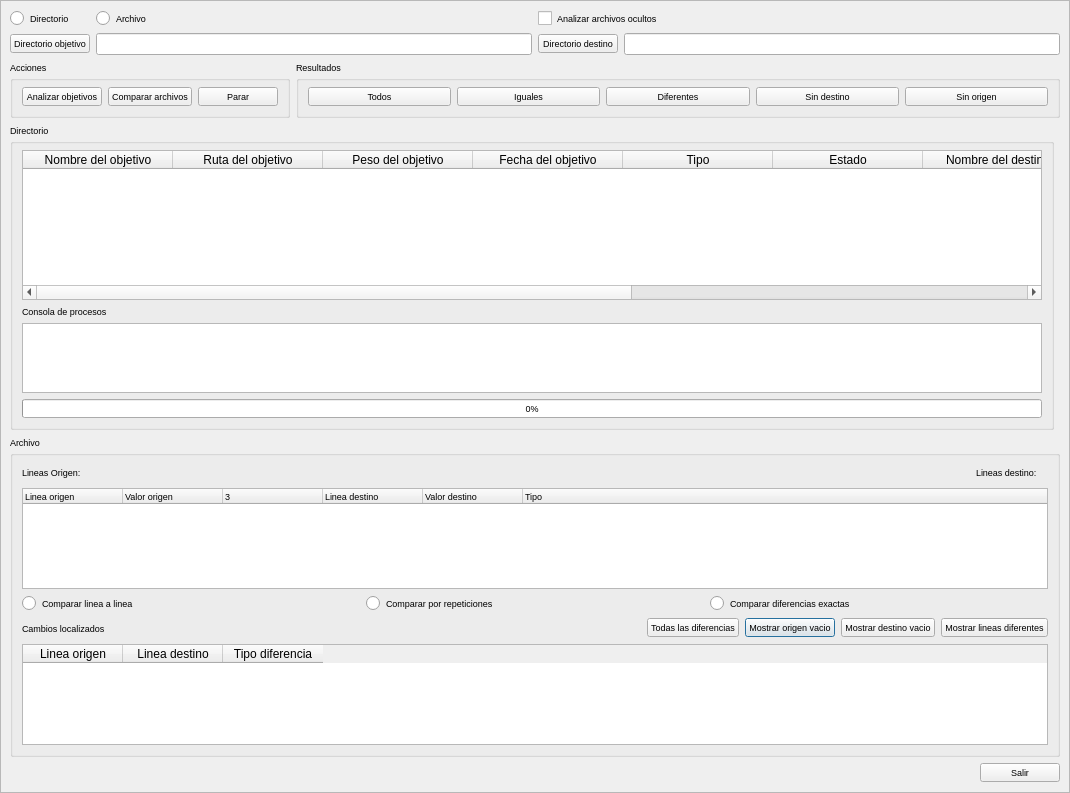
The window that comparador.ui (kapyderi/recoverdrake-v3) describes before a commit, drawn with Qt 5.
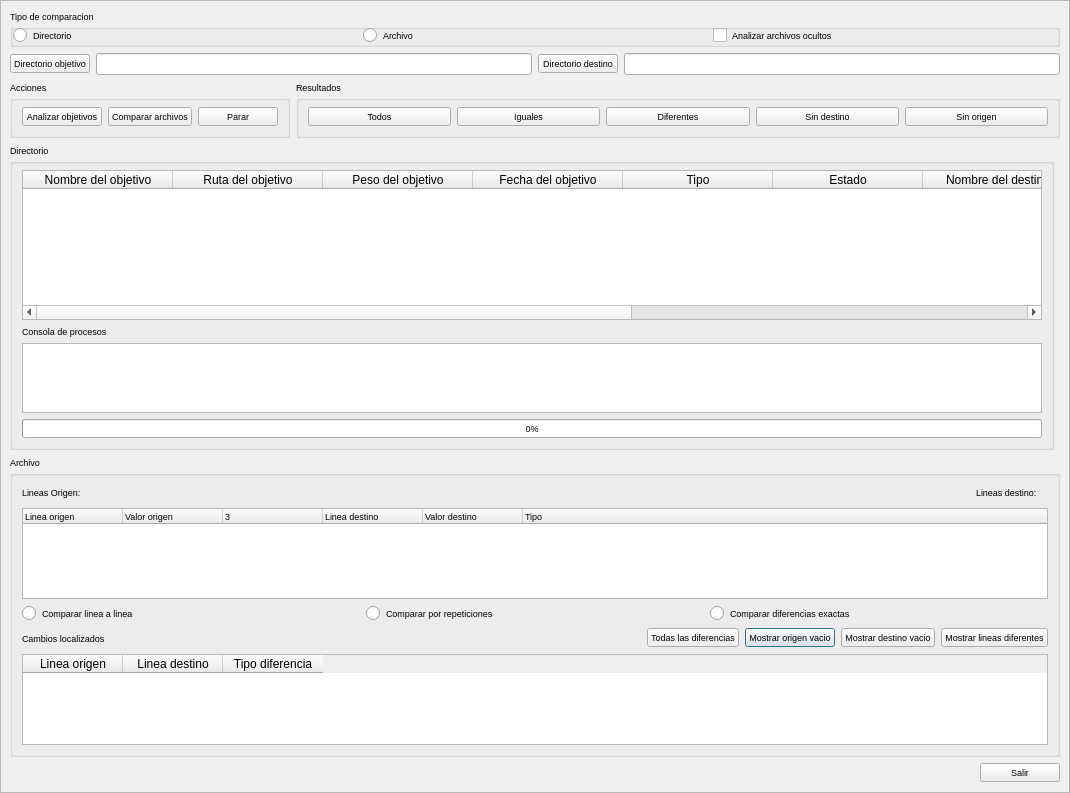
The same window after the commit. Icons and pictures are not drawn.

```diff
--- a/comparador.ui
+++ b/comparador.ui
@@ -52,7 +52,7 @@
         <x>0</x>
         <y>0</y>
         <width>1054</width>
-        <height>793</height>
+        <height>818</height>
        </rect>
       </property>
       <layout class="QGridLayout" name="gridLayout_9">
@@ -711,54 +711,6 @@
            </property>
           </widget>
          </item>
-         <item row="0" column="0">
-          <widget class="QRadioButton" name="radioButton">
-           <property name="toolTip">
-            <string>Seleccion de directorios para comparar</string>
-           </property>
-           <property name="statusTip">
-            <string>Seleccion de directorios para comparar</string>
-           </property>
-           <property name="whatsThis">
-            <string>Seleccion de directorios para comparar</string>
-           </property>
-           <property name="text">
-            <string>Directorio </string>
-           </property>
-          </widget>
-         </item>
-         <item row="0" column="2" colspan="2">
-          <widget class="QCheckBox" name="checkBox">
-           <property name="toolTip">
-            <string>En directorios se puede suprimir la busqueda de archivos ocultos</string>
-           </property>
-           <property name="statusTip">
-            <string>En directorios se puede suprimir la busqueda de archivos ocultos</string>
-           </property>
-           <property name="whatsThis">
-            <string>En directorios se puede suprimir la busqueda de archivos ocultos</string>
-           </property>
-           <property name="text">
-            <string>Analizar archivos ocultos</string>
-           </property>
-          </widget>
-         </item>
-         <item row="0" column="1">
-          <widget class="QRadioButton" name="radioButton_2">
-           <property name="toolTip">
-            <string>Seleccion de archivos para comparar</string>
-           </property>
-           <property name="statusTip">
-            <string>Seleccion de archivos para comparar</string>
-           </property>
-           <property name="whatsThis">
-            <string>Seleccion de archivos para comparar</string>
-           </property>
-           <property name="text">
-            <string>Archivo</string>
-           </property>
-          </widget>
-         </item>
          <item row="2" column="0" colspan="4">
           <layout class="QGridLayout" name="gridLayout_4">
            <item row="0" column="2">
@@ -1003,6 +955,79 @@
            </item>
           </layout>
          </item>
+         <item row="0" column="0" colspan="4">
+          <widget class="QGroupBox" name="groupBox_5">
+           <property name="title">
+            <string>Tipo de comparacion</string>
+           </property>
+           <layout class="QGridLayout" name="gridLayout_19">
+            <property name="leftMargin">
+             <number>0</number>
+            </property>
+            <property name="topMargin">
+             <number>0</number>
+            </property>
+            <property name="rightMargin">
+             <number>0</number>
+            </property>
+            <property name="bottomMargin">
+             <number>0</number>
+            </property>
+            <item row="0" column="0">
+             <layout class="QGridLayout" name="gridLayout_18">
+              <item row="0" column="0">
+               <widget class="QRadioButton" name="radioButton">
+                <property name="toolTip">
+                 <string>Seleccion de directorios para comparar</string>
+                </property>
+                <property name="statusTip">
+                 <string>Seleccion de directorios para comparar</string>
+                </property>
+                <property name="whatsThis">
+                 <string>Seleccion de directorios para comparar</string>
+                </property>
+                <property name="text">
+                 <string>Directorio </string>
+                </property>
+               </widget>
+              </item>
+              <item row="0" column="1">
+               <widget class="QRadioButton" name="radioButton_2">
+                <property name="toolTip">
+                 <string>Seleccion de archivos para comparar</string>
+                </property>
+                <property name="statusTip">
+                 <string>Seleccion de archivos para comparar</string>
+                </property>
+                <property name="whatsThis">
+                 <string>Seleccion de archivos para comparar</string>
+                </property>
+                <property name="text">
+                 <string>Archivo</string>
+                </property>
+               </widget>
+              </item>
+              <item row="0" column="2">
+               <widget class="QCheckBox" name="checkBox">
+                <property name="toolTip">
+                 <string>En directorios se puede suprimir la busqueda de archivos ocultos</string>
+                </property>
+                <property name="statusTip">
+                 <string>En directorios se puede suprimir la busqueda de archivos ocultos</string>
+                </property>
+                <property name="whatsThis">
+                 <string>En directorios se puede suprimir la busqueda de archivos ocultos</string>
+                </property>
+                <property name="text">
+                 <string>Analizar archivos ocultos</string>
+                </property>
+               </widget>
+              </item>
+             </layout>
+            </item>
+           </layout>
+          </widget>
+         </item>
         </layout>
        </item>
       </layout>
```
